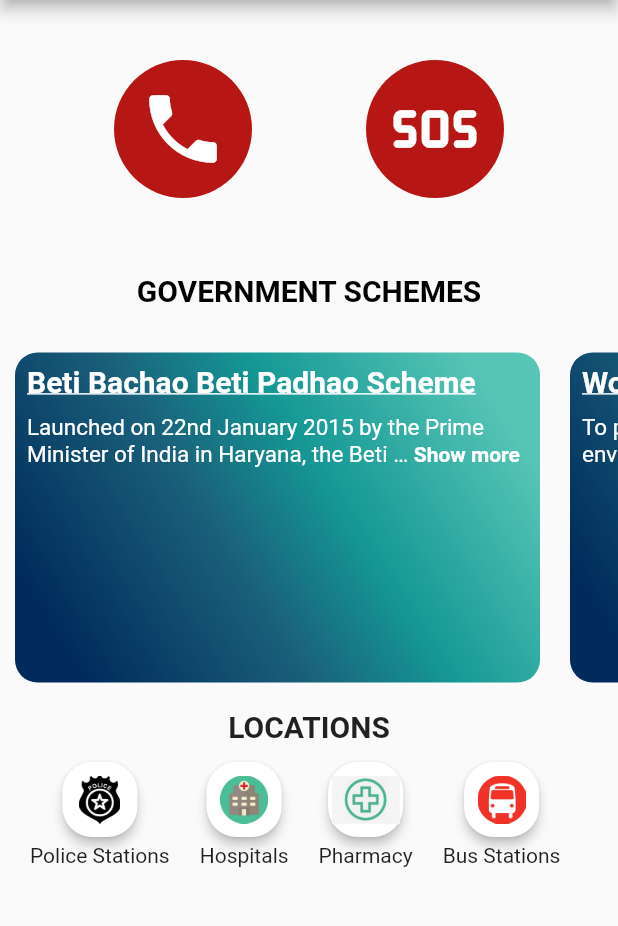
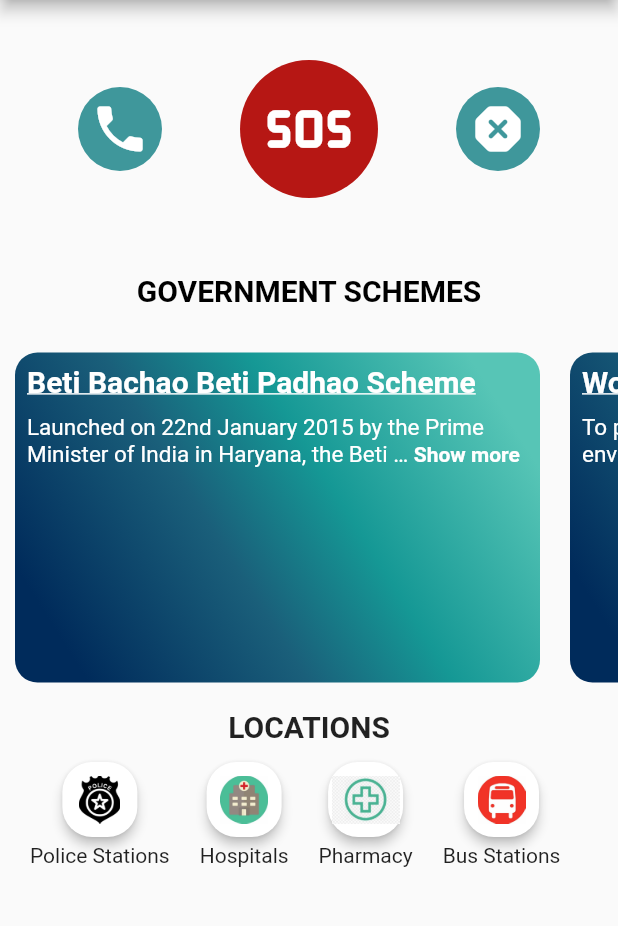
Before and after one commit to anandita01/Saheli, a Flutter app: the MyHomePage screen opened directly, on a phone screen of 412 x 824 dp, the part 84-1010 px from its top. Run offline on Flutter 3.47's test engine with Material 2 defaults, Android fonts, the light colour scheme and no system bars; drawn by our look-alikes of readmore; our stand-ins replace cloud_firestore, contacts_service, firebase_auth, firebase_core, fluttertoast, geocoding and 7 more; missing offline and left inert: background_sms, flutter_phone_direct_caller; accounts and stored records are empty; Roboto replaces fonts that are missing (RobotoMono).

Commit message:
Self_defence button

```diff
--- a/lib/screens/Home_screen.dart
+++ b/lib/screens/Home_screen.dart
@@ -237,14 +237,12 @@
                 mainAxisAlignment: MainAxisAlignment.spaceEvenly,
                 children: [
                   Ink(
-                    decoration: const ShapeDecoration(
-                      color: Color.fromARGB(255, 182, 23, 20),
+                     decoration: const ShapeDecoration(
+                      color: Color(0xFF3F979B),
                       shape: CircleBorder(),
                     ),
-                    child: Padding(
-                      padding: const EdgeInsets.all(8.0),
-                      child: IconButton(
-                        iconSize: 60,
+                     child: IconButton(
+                        iconSize: 40,
                         icon: const Icon(Icons.phone),
                         color: Colors.white,
                         onPressed: () {
@@ -254,7 +252,7 @@
                                   builder: (context) => Calls_Gov()));
                         },
                       ),
-                    ),
+
                   ),
                   /*Ink(
                     decoration: const ShapeDecoration(
@@ -289,7 +287,7 @@
                       ),
                     ),
                   ),
-                 /* Ink(
+                  Ink(
                     decoration: const ShapeDecoration(
                       color: Color(0xFF3F979B),
                       shape: CircleBorder(),
@@ -299,13 +297,13 @@
                       icon: const Icon(Icons.dangerous_rounded),
                       color: Colors.white,
                       onPressed: () {
-                        Navigator.push(
+                        /*Navigator.push(
                             context,
                             MaterialPageRoute(
-                                builder: (context) =>  self_defence()));
+                                builder: (context) =>  ));*/
                       },
                     ),
-                  ),*/
+                  ),
                 ],
               ),
             ),
```
Also changed, not shown: lib/screens/Self_defence.dart (added).
